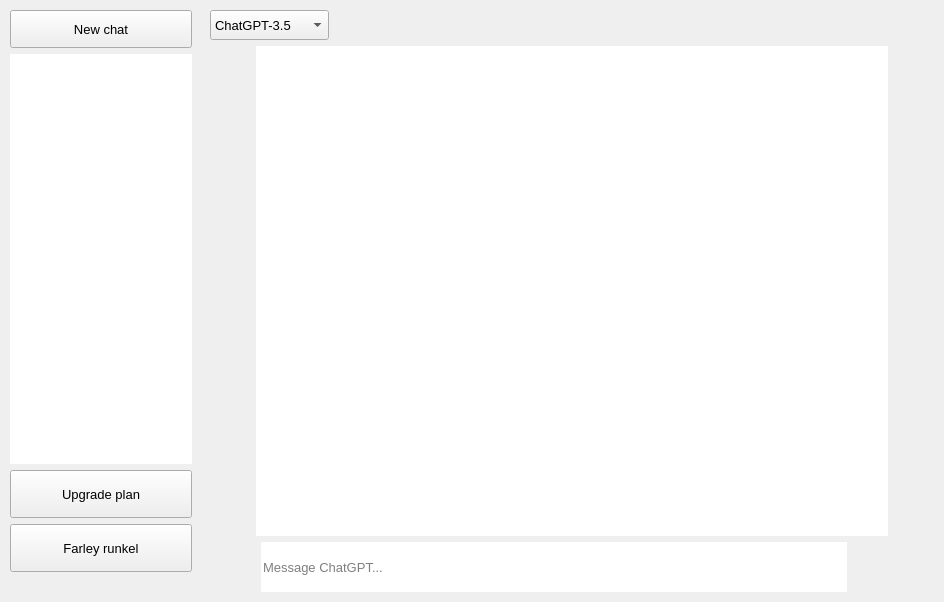
Qt form forms/mainwindow.ui (farleyrunkel/qollama) before a commit.
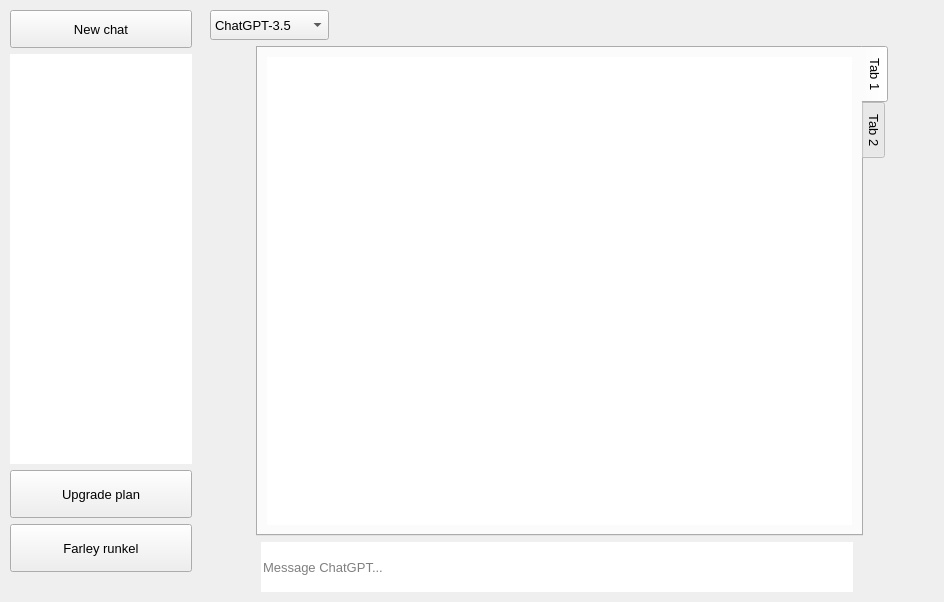
The same form after that commit. The open tabs and pages were chosen to show the change. Icons and pictures are not drawn. Custom widgets are drawn as their Qt base class.

Commit message: add tab view

The edit to the form file:
```diff
--- a/forms/mainwindow.ui
+++ b/forms/mainwindow.ui
@@ -364,52 +364,103 @@
         <enum>QFrame::Raised</enum>
        </property>
        <layout class="QGridLayout" name="gridLayout">
-        <item row="1" column="3">
-         <spacer name="horizontalSpacer_3">
-          <property name="orientation">
-           <enum>Qt::Horizontal</enum>
-          </property>
-          <property name="sizeType">
-           <enum>QSizePolicy::Preferred</enum>
-          </property>
-          <property name="sizeHint" stdset="0">
-           <size>
-            <width>40</width>
-            <height>20</height>
-           </size>
-          </property>
-         </spacer>
-        </item>
-        <item row="1" column="1" colspan="2">
-         <widget class="QListWidget" name="chatList">
-          <property name="focusPolicy">
-           <enum>Qt::NoFocus</enum>
-          </property>
+        <item row="3" column="1">
+         <widget class="QFrame" name="inputFrame">
           <property name="frameShape">
            <enum>QFrame::NoFrame</enum>
           </property>
           <property name="frameShadow">
            <enum>QFrame::Plain</enum>
           </property>
+          <layout class="QHBoxLayout" name="horizontalLayout_3" stretch="0,0">
+           <property name="spacing">
+            <number>0</number>
+           </property>
+           <property name="leftMargin">
+            <number>5</number>
+           </property>
+           <property name="topMargin">
+            <number>0</number>
+           </property>
+           <property name="rightMargin">
+            <number>5</number>
+           </property>
+           <property name="bottomMargin">
+            <number>0</number>
+           </property>
+           <item>
+            <widget class="QLineEdit" name="inputLine">
+             <property name="minimumSize">
+              <size>
+               <width>0</width>
+               <height>50</height>
+              </size>
+             </property>
+             <property name="maximumSize">
+              <size>
+               <width>16777215</width>
+               <height>50</height>
+              </size>
+             </property>
+             <property name="styleSheet">
+              <string notr="true"/>
+             </property>
+             <property name="inputMethodHints">
+              <set>Qt::ImhFormattedNumbersOnly</set>
+             </property>
+             <property name="frame">
+              <bool>false</bool>
+             </property>
+             <property name="placeholderText">
+              <string>Message ChatGPT...</string>
+             </property>
+            </widget>
+           </item>
+           <item>
+            <widget class="QPushButton" name="inputButton">
+             <property name="sizePolicy">
+              <sizepolicy hsizetype="Fixed" vsizetype="Fixed">
+               <horstretch>0</horstretch>
+               <verstretch>0</verstretch>
+              </sizepolicy>
+             </property>
+             <property name="minimumSize">
+              <size>
+               <width>30</width>
+               <height>30</height>
+              </size>
+             </property>
+             <property name="maximumSize">
+              <size>
+               <width>30</width>
+               <height>30</height>
+              </size>
+             </property>
+             <property name="layoutDirection">
+              <enum>Qt::LeftToRight</enum>
+             </property>
+             <property name="text">
+              <string/>
+             </property>
+             <property name="icon">
+              <iconset resource="../resouces.qrc">
+               <normaloff>:/icon/send.svg</normaloff>:/icon/send.svg</iconset>
+             </property>
+             <property name="iconSize">
+              <size>
+               <width>18</width>
+               <height>18</height>
+              </size>
+             </property>
+             <property name="flat">
+              <bool>true</bool>
+             </property>
+            </widget>
+           </item>
+          </layout>
          </widget>
         </item>
-        <item row="1" column="0">
-         <spacer name="horizontalSpacer_2">
-          <property name="orientation">
-           <enum>Qt::Horizontal</enum>
-          </property>
-          <property name="sizeType">
-           <enum>QSizePolicy::Preferred</enum>
-          </property>
-          <property name="sizeHint" stdset="0">
-           <size>
-            <width>40</width>
-            <height>20</height>
-           </size>
-          </property>
-         </spacer>
-        </item>
-        <item row="0" column="0" colspan="4">
+        <item row="0" column="0" colspan="3">
          <layout class="QHBoxLayout" name="horizontalLayout_2">
           <item>
            <widget class="QComboBox" name="comboBox">
@@ -513,101 +564,89 @@
          </layout>
         </item>
         <item row="2" column="1">
-         <widget class="QFrame" name="inputFrame">
-          <property name="frameShape">
-           <enum>QFrame::NoFrame</enum>
+         <widget class="QTabWidget" name="tabWidget">
+          <property name="tabPosition">
+           <enum>QTabWidget::East</enum>
           </property>
-          <property name="frameShadow">
-           <enum>QFrame::Plain</enum>
+          <property name="tabShape">
+           <enum>QTabWidget::Rounded</enum>
           </property>
-          <layout class="QHBoxLayout" name="horizontalLayout_3" stretch="0,0">
-           <property name="spacing">
-            <number>0</number>
-           </property>
-           <property name="leftMargin">
-            <number>5</number>
-           </property>
-           <property name="topMargin">
-            <number>0</number>
-           </property>
-           <property name="rightMargin">
-            <number>5</number>
-           </property>
-           <property name="bottomMargin">
-            <number>0</number>
-           </property>
-           <item>
-            <widget class="QLineEdit" name="inputLine">
-             <property name="minimumSize">
-              <size>
-               <width>0</width>
-               <height>50</height>
-              </size>
-             </property>
-             <property name="maximumSize">
-              <size>
-               <width>16777215</width>
-               <height>50</height>
-              </size>
-             </property>
-             <property name="styleSheet">
-              <string notr="true"/>
-             </property>
-             <property name="inputMethodHints">
-              <set>Qt::ImhFormattedNumbersOnly</set>
-             </property>
-             <property name="frame">
-              <bool>false</bool>
-             </property>
-             <property name="placeholderText">
-              <string>Message ChatGPT...</string>
-             </property>
-            </widget>
-           </item>
-           <item>
-            <widget class="QPushButton" name="inputButton">
-             <property name="sizePolicy">
-              <sizepolicy hsizetype="Fixed" vsizetype="Fixed">
-               <horstretch>0</horstretch>
-               <verstretch>0</verstretch>
-              </sizepolicy>
-             </property>
-             <property name="minimumSize">
-              <size>
-               <width>30</width>
-               <height>30</height>
-              </size>
-             </property>
-             <property name="maximumSize">
-              <size>
-               <width>30</width>
-               <height>30</height>
-              </size>
-             </property>
-             <property name="layoutDirection">
-              <enum>Qt::LeftToRight</enum>
-             </property>
-             <property name="text">
-              <string/>
-             </property>
-             <property name="icon">
-              <iconset resource="../resouces.qrc">
-               <normaloff>:/icon/send.svg</normaloff>:/icon/send.svg</iconset>
-             </property>
-             <property name="iconSize">
-              <size>
-               <width>18</width>
-               <height>18</height>
-              </size>
-             </property>
-             <property name="flat">
-              <bool>true</bool>
-             </property>
-            </widget>
-           </item>
-          </layout>
+          <property name="currentIndex">
+           <number>1</number>
+          </property>
+          <property name="tabsClosable">
+           <bool>false</bool>
+          </property>
+          <property name="movable">
+           <bool>false</bool>
+          </property>
+          <property name="tabBarAutoHide">
+           <bool>false</bool>
+          </property>
+          <widget class="QWidget" name="tab">
+           <attribute name="title">
+            <string>Tab 1</string>
+           </attribute>
+           <layout class="QVBoxLayout" name="verticalLayout">
+            <item>
+             <widget class="QListWidget" name="chatList">
+              <property name="focusPolicy">
+               <enum>Qt::NoFocus</enum>
+              </property>
+              <property name="frameShape">
+               <enum>QFrame::NoFrame</enum>
+              </property>
+              <property name="frameShadow">
+               <enum>QFrame::Plain</enum>
+              </property>
+             </widget>
+            </item>
+           </layout>
+          </widget>
+          <widget class="QWidget" name="tab_2">
+           <attribute name="title">
+            <string>Tab 2</string>
+           </attribute>
+           <layout class="QVBoxLayout" name="verticalLayout_2">
+            <item>
+             <widget class="QListWidget" name="listWidget"/>
+            </item>
+           </layout>
+          </widget>
          </widget>
         </item>
+        <item row="2" column="0">
+         <spacer name="horizontalSpacer_2">
+          <property name="orientation">
+           <enum>Qt::Horizontal</enum>
+          </property>
+          <property name="sizeType">
+           <enum>QSizePolicy::Preferred</enum>
+          </property>
+          <property name="sizeHint" stdset="0">
+           <size>
+            <width>40</width>
+            <height>20</height>
+           </size>
+          </property>
+         </spacer>
+        </item>
+        <item row="2" column="2">
+         <spacer name="horizontalSpacer_3">
+          <property name="orientation">
+           <enum>Qt::Horizontal</enum>
+          </property>
+          <property name="sizeType">
+           <enum>QSizePolicy::Preferred</enum>
+          </property>
+          <property name="sizeHint" stdset="0">
+           <size>
+            <width>40</width>
+            <height>20</height>
+           </size>
+          </property>
+         </spacer>
+        </item>
        </layout>
       </widget>
      </widget>
```
The commit also changes 1 other file.
